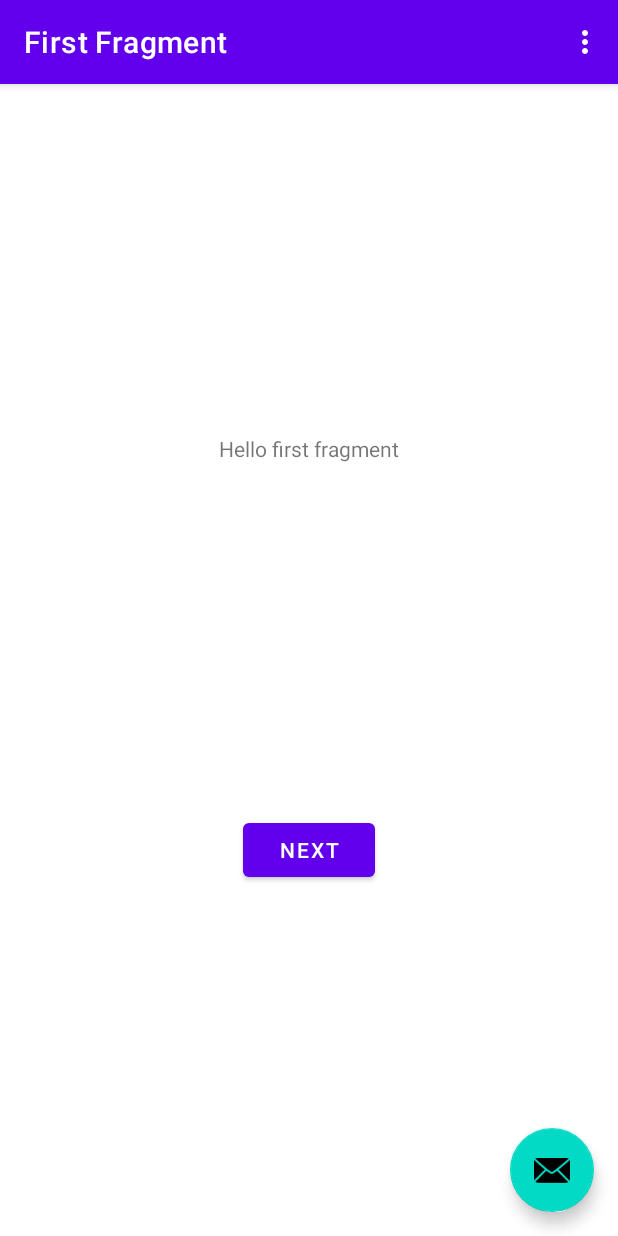
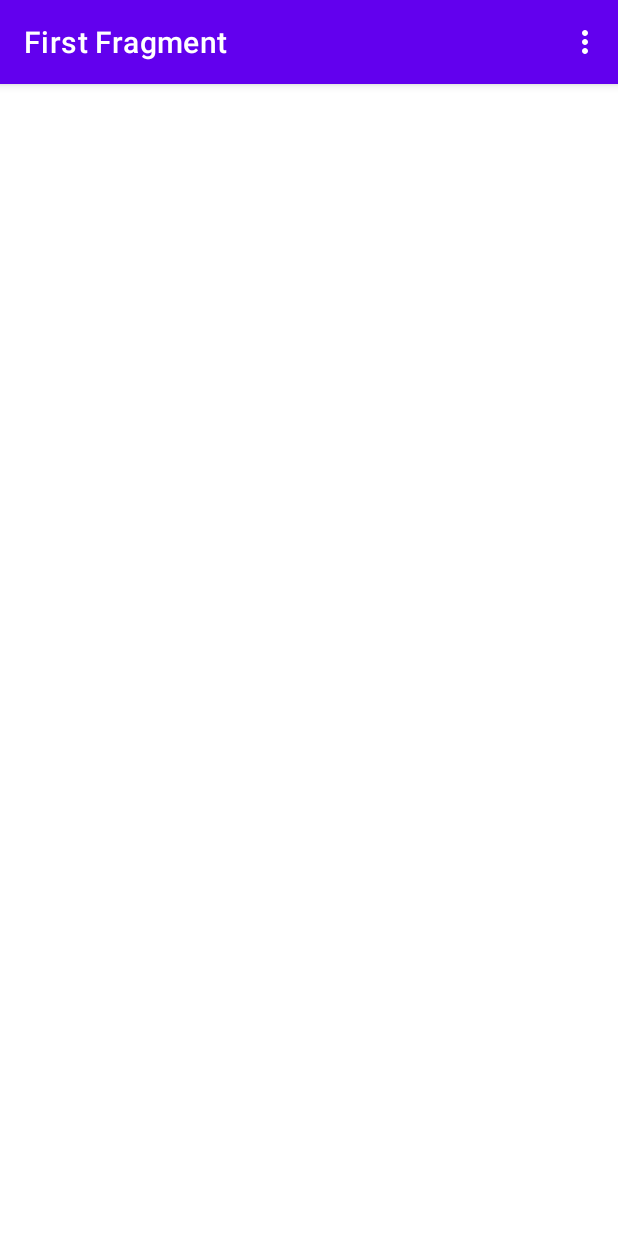
Before and after one commit to joaogouveia89/open-weather, an Android app: the screen it shows after launch (MainActivity), on a phone screen of 412 x 824 dp. Run offline under Robolectric (Android 15) with nearby library versions, the phone set to English and light mode, and no system bars; our stand-ins replace navigation-ui.

Commit message:
removed useless code

```diff
--- a/app/src/main/java/io/github/joaogouveia89/openweather/FirstFragment.kt
+++ b/app/src/main/java/io/github/joaogouveia89/openweather/FirstFragment.kt
@@ -23,7 +23,6 @@ class FirstFragment : Fragment() {
             inflater: LayoutInflater, container: ViewGroup?,
             savedInstanceState: Bundle?
     ): View? {
-
         _binding = FragmentFirstBinding.inflate(inflater, container, false)
         return binding.root
 
@@ -32,9 +31,9 @@ class FirstFragment : Fragment() {
     override fun onViewCreated(view: View, savedInstanceState: Bundle?) {
         super.onViewCreated(view, savedInstanceState)
 
-        binding.buttonFirst.setOnClickListener {
+        /*binding.buttonFirst.setOnClickListener {
             findNavController().navigate(R.id.action_FirstFragment_to_SecondFragment)
-        }
+        }*/
     }
 
     override fun onDestroyView() {
--- a/app/src/main/java/io/github/joaogouveia89/openweather/MainActivity.kt
+++ b/app/src/main/java/io/github/joaogouveia89/openweather/MainActivity.kt
@@ -27,11 +27,6 @@ class MainActivity : AppCompatActivity() {
         val navController = findNavController(R.id.nav_host_fragment_content_main)
         appBarConfiguration = AppBarConfiguration(navController.graph)
         setupActionBarWithNavController(navController, appBarConfiguration)
-
-        binding.fab.setOnClickListener { view ->
-            Snackbar.make(view, "Replace with your own action", Snackbar.LENGTH_LONG)
-                    .setAction("Action", null).show()
-        }
     }
 
     override fun onCreateOptionsMenu(menu: Menu): Boolean {
--- a/app/src/main/res/layout/activity_main.xml
+++ b/app/src/main/res/layout/activity_main.xml
@@ -22,13 +22,4 @@
 
     <include layout="@layout/content_main" />
 
-    <com.google.android.material.floatingactionbutton.FloatingActionButton
-        android:id="@+id/fab"
-        android:layout_width="wrap_content"
-        android:layout_height="wrap_content"
-        android:layout_gravity="bottom|end"
-        android:layout_marginEnd="@dimen/fab_margin"
-        android:layout_marginBottom="16dp"
-        app:srcCompat="@android:drawable/ic_dialog_email" />
-
 </androidx.coordinatorlayout.widget.CoordinatorLayout>
--- a/app/src/main/res/layout/fragment_first.xml
+++ b/app/src/main/res/layout/fragment_first.xml
@@ -4,25 +4,4 @@
     xmlns:tools="http://schemas.android.com/tools"
     android:layout_width="match_parent"
     android:layout_height="match_parent"
-    tools:context=".FirstFragment">
-
-    <TextView
-        android:id="@+id/textview_first"
-        android:layout_width="wrap_content"
-        android:layout_height="wrap_content"
-        android:text="@string/hello_first_fragment"
-        app:layout_constraintBottom_toTopOf="@id/button_first"
-        app:layout_constraintEnd_toEndOf="parent"
-        app:layout_constraintStart_toStartOf="parent"
-        app:layout_constraintTop_toTopOf="parent" />
-
-    <Button
-        android:id="@+id/button_first"
-        android:layout_width="wrap_content"
-        android:layout_height="wrap_content"
-        android:text="@string/next"
-        app:layout_constraintBottom_toBottomOf="parent"
-        app:layout_constraintEnd_toEndOf="parent"
-        app:layout_constraintStart_toStartOf="parent"
-        app:layout_constraintTop_toBottomOf="@id/textview_first" />
-</androidx.constraintlayout.widget.ConstraintLayout>
+    tools:context=".FirstFragment"/>
```
